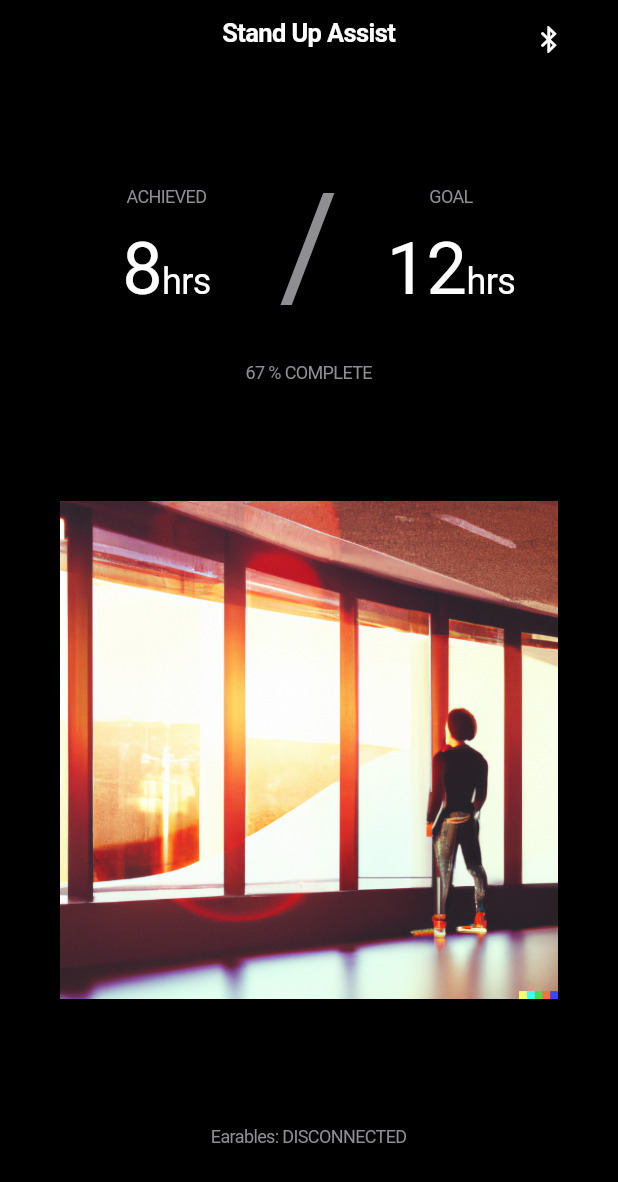
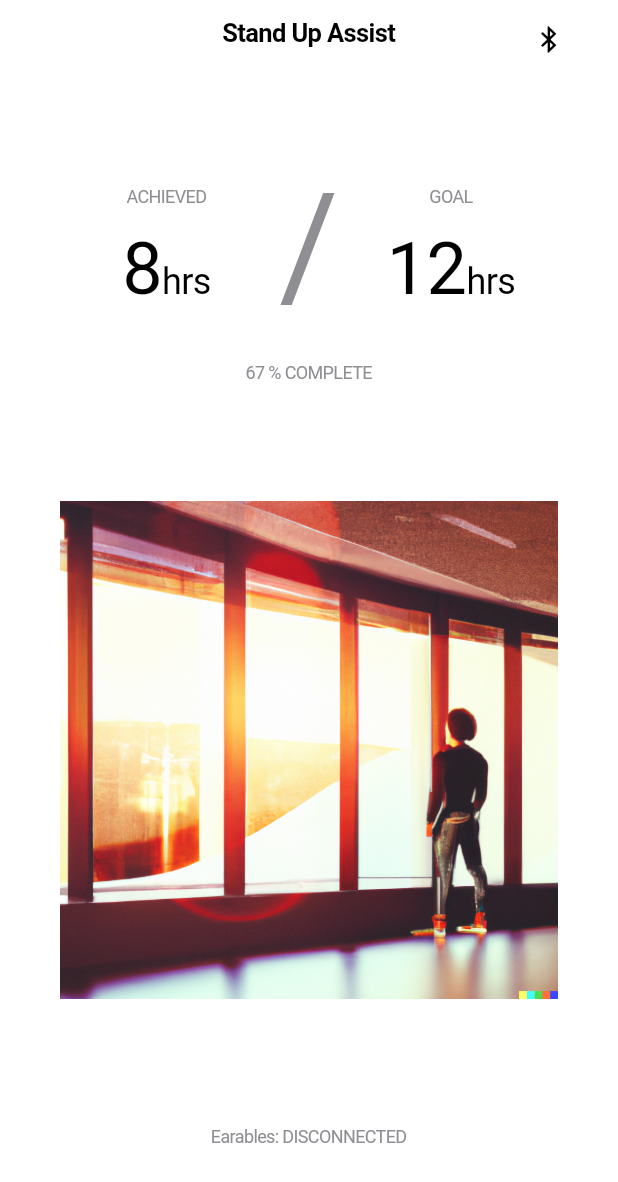
Before and after one commit to KaloyanDDraganov/Stand_Up_Assist, a Flutter app: the screen it shows after launch, on a phone screen of 412 x 824 dp. Shown: the top 1182 px of the screen. Run offline on Flutter 3.47's test engine with Material 2 defaults, Android fonts, the light colour scheme and no system bars; our stand-ins replace flutter_blue.

Commit message:
Implemented automatic theme switching.

```diff
--- a/lib/main.dart
+++ b/lib/main.dart
@@ -3,21 +3,60 @@ import 'package:flutter/cupertino.dart';
 import 'widgets/HomePage.dart';
 
 void main() {
-  runApp(const MyApp());
+  runApp(const StandUpAssist());
 }
 
-class MyApp extends StatelessWidget {
-  const MyApp({super.key});
+class StandUpAssist extends StatefulWidget {
+  const StandUpAssist({Key? key}) : super(key: key);
+
+  @override
+  State<StandUpAssist> createState() => _StandUpAssistState();
+}
+
+class _StandUpAssistState extends State<StandUpAssist>
+    with WidgetsBindingObserver {
+  Brightness? _brightness;
+
+  @override
+  void initState() {
+    WidgetsBinding.instance?.addObserver(this);
+    _brightness = WidgetsBinding.instance?.window.platformBrightness;
+    super.initState();
+  }
+
+  @override
+  void dispose() {
+    WidgetsBinding.instance?.removeObserver(this);
+    super.dispose();
+  }
+
+  @override
+  void didChangePlatformBrightness() {
+    if (mounted) {
+      setState(() {
+        _brightness = WidgetsBinding.instance?.window.platformBrightness;
+      });
+    }
+
+    super.didChangePlatformBrightness();
+  }
+
+  CupertinoThemeData get _lightTheme => const CupertinoThemeData(
+        brightness: Brightness.light,
+        primaryColor: CupertinoColors.black,
+      );
+
+  CupertinoThemeData get _darkTheme => const CupertinoThemeData(
+        brightness: Brightness.dark,
+        primaryColor: CupertinoColors.white,
+      );
 
   @override
   Widget build(BuildContext context) {
-    return const CupertinoApp(
+    return CupertinoApp(
       title: 'Stand Up Assist',
-      theme: CupertinoThemeData(
-        primaryColor: CupertinoColors.white,
-        brightness: Brightness.dark,
-      ),
-      home: HomePage(title: 'Stand Up Assist'),
+      theme: _brightness == Brightness.dark ? _darkTheme : _lightTheme,
+      home: const HomePage(title: 'Stand Up Assist'),
     );
   }
 }
```
Also changed, not shown: 1 other file.
